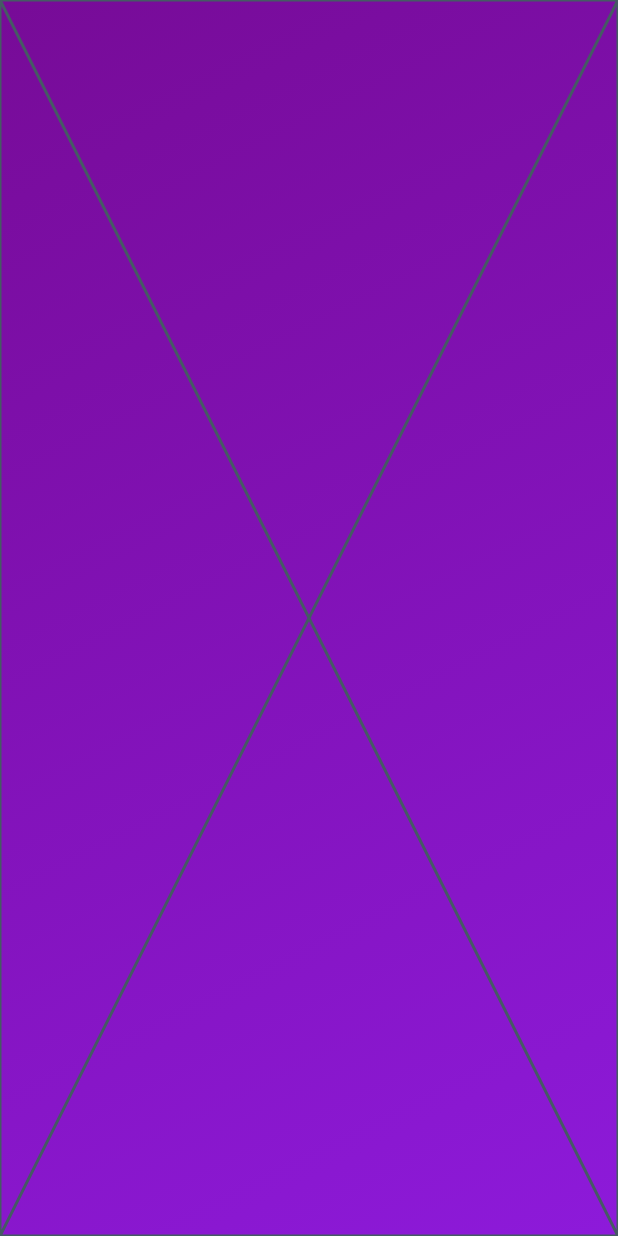
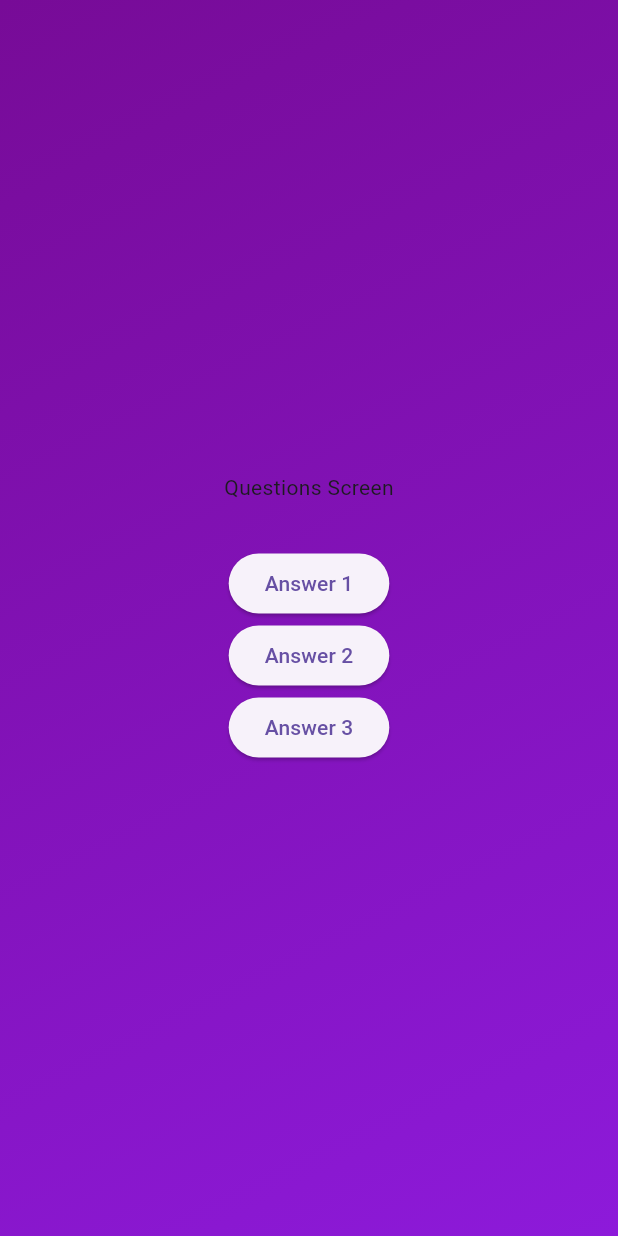
Before and after one commit to abhijithanandan/Flutter-Maximilian, a Flutter app: the screen it shows after launch, after a tap on "Start Quiz", on a phone screen of 412 x 824 dp. Run offline on Flutter 3.47's test engine with Material 3 defaults, Android fonts, the phone set to English and light mode, and no system bars.

Commit message:
Added the widgets to display the questions and answers

```diff
--- a/quiz_app/lib/questions_screen.dart
+++ b/quiz_app/lib/questions_screen.dart
@@ -10,6 +10,27 @@ class QuestionsScreen extends StatefulWidget {
 class _QuestionsScreenState extends State<QuestionsScreen> {
   @override
   Widget build(BuildContext context) {
-    return const Placeholder();
+    return SizedBox(
+      width: double.infinity,
+      child: Column(
+        mainAxisAlignment: MainAxisAlignment.center,
+        children: [
+          const Text('Questions Screen'),
+          const SizedBox(height: 30),
+          ElevatedButton(
+            onPressed: () {},
+            child: const Text('Answer 1'),
+          ),
+          ElevatedButton(
+            onPressed: () {},
+            child: const Text('Answer 2'),
+          ),
+          ElevatedButton(
+            onPressed: () {},
+            child: const Text('Answer 3'),
+          ),
+        ],
+      ),
+    );
   }
 }
```
